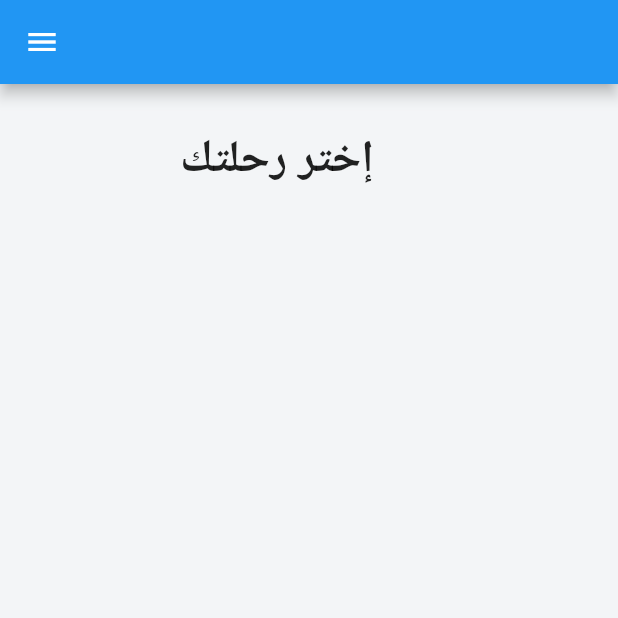
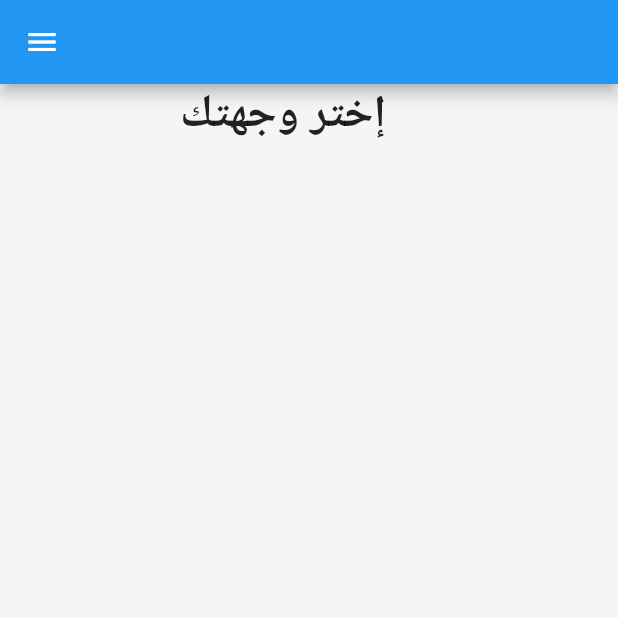
Before and after one commit to khaled45690/SunCity_FlutterApp, a Flutter app: the screen it shows after launch, on a phone screen of 412 x 824 dp, the top half of it. Run offline on Flutter 3.47's test engine with Material 2 defaults, Android fonts, the phone set to English and light mode, and no system bars; our stand-ins replace font_awesome_flutter, image_picker; network calls fail.

Commit message:
Finishing some style :)

```diff
--- a/lib/screens/home_screen.dart
+++ b/lib/screens/home_screen.dart
@@ -56,19 +56,19 @@ class _HomeScreenState extends State<HomeScreen> {
       drawer: AppDrawer(),
       body: SafeArea(
         child: ListView(
-          padding: const EdgeInsets.symmetric(vertical: 30.0),
+          padding: const EdgeInsets.symmetric(vertical: 0.0),
           children: <Widget>[
             Padding(
               padding: const EdgeInsets.only(left: 120.0, right: 20.0),
               child: Text(
-                'إختر رحلتك',
+                'إختر وجهتك',
                 style: TextStyle(
                   fontSize: 30.0,
                   fontWeight: FontWeight.bold,
                 ),
               ),
             ),
-            SizedBox(height: 20.0),
+            SizedBox(height: 0.0),
             // Row(
             //   mainAxisAlignment: MainAxisAlignment.spaceAround,
             //   children: _icons
@@ -79,9 +79,9 @@ class _HomeScreenState extends State<HomeScreen> {
             //       )
             //       .toList(),
             // ),
-            SizedBox(height: 20.0),
+            SizedBox(height: 15.0),
             CityCarousel(),
-            SizedBox(height: 20.0),
+            SizedBox(height: 10.0),
             HotelCarousel(),
           ],
         ),
```
Also changed, not shown: lib/screens/cityTours_screen.dart (+9 -7 lines), lib/screens/hotelDetails_screen.dart (+9 -9 lines), lib/screens/tourDetails_screen.dart (+9 -16 lines), lib/widgets/city_Carousel.dart (+12 -8 lines), lib/widgets/hotel_carousel.dart (+9 -7 lines).
